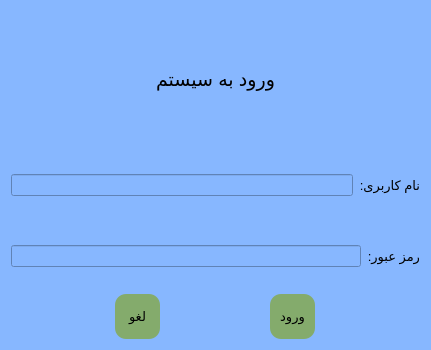
This is login.ui in AmirNikravan/Barcode as Qt 5 draws it before an edit. The edited form follows.
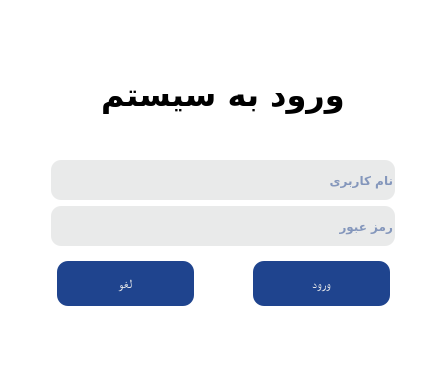
This is the edited form.

Patch:
```diff
--- a/login.ui
+++ b/login.ui
@@ -6,25 +6,56 @@
    <rect>
     <x>0</x>
     <y>0</y>
-    <width>431</width>
-    <height>350</height>
+    <width>446</width>
+    <height>382</height>
    </rect>
   </property>
+  <property name="font">
+   <font>
+    <family>IRANSansXFaNum</family>
+    <weight>75</weight>
+    <bold>true</bold>
+   </font>
+  </property>
+  <property name="cursor">
+   <cursorShape>ArrowCursor</cursorShape>
+  </property>
+  <property name="mouseTracking">
+   <bool>false</bool>
+  </property>
   <property name="windowTitle">
-   <string>Dialog</string>
+   <string/>
   </property>
   <property name="styleSheet">
-   <string notr="true">background-color: rgb(135, 183, 255);</string>
+   <string notr="true">background-color: rgb(255, 255, 255);</string>
   </property>
   <layout class="QVBoxLayout" name="verticalLayout_2">
+   <item>
+    <spacer name="verticalSpacer_4">
+     <property name="orientation">
+      <enum>Qt::Vertical</enum>
+     </property>
+     <property name="sizeHint" stdset="0">
+      <size>
+       <width>20</width>
+       <height>40</height>
+      </size>
+     </property>
+    </spacer>
+   </item>
    <item>
     <widget class="QLabel" name="label">
      <property name="font">
       <font>
-       <family>Arial</family>
-       <pointsize>14</pointsize>
+       <family>IRANSansXFaNum</family>
+       <pointsize>24</pointsize>
+       <weight>75</weight>
+       <bold>true</bold>
       </font>
      </property>
+     <property name="styleSheet">
+      <string notr="true">color: rgb(0, 0, 0);</string>
+     </property>
      <property name="text">
       <string>ورود به سیستم</string>
      </property>
@@ -34,119 +65,258 @@
     </widget>
    </item>
    <item>
-    <layout class="QVBoxLayout" name="verticalLayout">
+    <layout class="QHBoxLayout" name="horizontalLayout">
      <item>
-      <layout class="QHBoxLayout" name="horizontalLayout">
-       <item>
-        <widget class="QLineEdit" name="lineEdit_username"/>
-       </item>
-       <item>
-        <widget class="QLabel" name="label_2">
-         <property name="font">
-          <font>
-           <family>Arial</family>
-           <pointsize>10</pointsize>
-          </font>
-         </property>
-         <property name="text">
-          <string>نام کاربری:</string>
-         </property>
-        </widget>
-       </item>
-      </layout>
+      <spacer name="horizontalSpacer_2">
+       <property name="orientation">
+        <enum>Qt::Horizontal</enum>
+       </property>
+       <property name="sizeType">
+        <enum>QSizePolicy::Maximum</enum>
+       </property>
+       <property name="sizeHint" stdset="0">
+        <size>
+         <width>40</width>
+         <height>20</height>
+        </size>
+       </property>
+      </spacer>
      </item>
      <item>
-      <layout class="QHBoxLayout" name="horizontalLayout_2">
+      <layout class="QVBoxLayout" name="verticalLayout">
+       <item>
+        <spacer name="verticalSpacer">
+         <property name="orientation">
+          <enum>Qt::Vertical</enum>
+         </property>
+         <property name="sizeHint" stdset="0">
+          <size>
+           <width>20</width>
+           <height>40</height>
+          </size>
+         </property>
+        </spacer>
+       </item>
+       <item>
+        <widget class="QLineEdit" name="lineEdit_username">
+         <property name="minimumSize">
+          <size>
+           <width>0</width>
+           <height>40</height>
+          </size>
+         </property>
+         <property name="styleSheet">
+          <string notr="true">background-color:rgb(233, 234, 234);
+font: 87 10pt &quot;IRANSansXFaNum Black&quot;;
+color: rgb(31, 68, 142);
+border-radius: 10px;</string>
+         </property>
+         <property name="alignment">
+          <set>Qt::AlignLeading|Qt::AlignLeft|Qt::AlignVCenter</set>
+         </property>
+         <property name="placeholderText">
+          <string>نام کاربری</string>
+         </property>
+         <property name="clearButtonEnabled">
+          <bool>true</bool>
+         </property>
+        </widget>
+       </item>
        <item>
         <widget class="QLineEdit" name="lineEdit_pass">
+         <property name="minimumSize">
+          <size>
+           <width>0</width>
+           <height>40</height>
+          </size>
+         </property>
+         <property name="styleSheet">
+          <string notr="true">background-color:rgb(233, 234, 234);
+font: 87 10pt &quot;IRANSansXFaNum Black&quot;;
+color: rgb(31, 68, 142);
+border-radius: 10px;</string>
+         </property>
          <property name="echoMode">
           <enum>QLineEdit::Password</enum>
          </property>
-        </widget>
-       </item>
-       <item>
-        <widget class="QLabel" name="label_3">
-         <property name="font">
-          <font>
-           <family>Arial</family>
-           <pointsize>10</pointsize>
-          </font>
+         <property name="alignment">
+          <set>Qt::AlignLeading|Qt::AlignLeft|Qt::AlignVCenter</set>
          </property>
-         <property name="text">
-          <string>رمز عبور:</string>
+         <property name="placeholderText">
+          <string>رمز عبور</string>
+         </property>
+         <property name="clearButtonEnabled">
+          <bool>true</bool>
          </property>
         </widget>
        </item>
       </layout>
      </item>
+     <item>
+      <spacer name="horizontalSpacer">
+       <property name="orientation">
+        <enum>Qt::Horizontal</enum>
+       </property>
+       <property name="sizeType">
+        <enum>QSizePolicy::Maximum</enum>
+       </property>
+       <property name="sizeHint" stdset="0">
+        <size>
+         <width>40</width>
+         <height>20</height>
+        </size>
+       </property>
+      </spacer>
+     </item>
     </layout>
    </item>
    <item>
-    <layout class="QHBoxLayout" name="horizontalLayout_3">
+    <spacer name="verticalSpacer_2">
+     <property name="orientation">
+      <enum>Qt::Vertical</enum>
+     </property>
+     <property name="sizeType">
+      <enum>QSizePolicy::Maximum</enum>
+     </property>
+     <property name="sizeHint" stdset="0">
+      <size>
+       <width>8</width>
+       <height>9</height>
+      </size>
+     </property>
+    </spacer>
+   </item>
+   <item>
+    <layout class="QHBoxLayout" name="horizontalLayout_2">
+     <item>
+      <spacer name="horizontalSpacer_4">
+       <property name="orientation">
+        <enum>Qt::Horizontal</enum>
+       </property>
+       <property name="sizeHint" stdset="0">
+        <size>
+         <width>40</width>
+         <height>20</height>
+        </size>
+       </property>
+      </spacer>
+     </item>
      <item>
       <widget class="QToolButton" name="toolButton_cancel">
        <property name="minimumSize">
         <size>
-         <width>45</width>
+         <width>137</width>
          <height>45</height>
         </size>
        </property>
        <property name="font">
         <font>
-         <family>Arial</family>
+         <family>IRANSansXFaNum Black</family>
          <pointsize>10</pointsize>
+         <weight>10</weight>
+         <italic>false</italic>
+         <bold>false</bold>
         </font>
        </property>
        <property name="styleSheet">
-        <string notr="true">QToolButton{border-radius:11px;
-
-
-	background-color: rgb(132, 171, 108);
+        <string notr="true">
+QToolButton{border-radius:11px;
+color: rgb(233, 234, 234);
+font: 87 10pt &quot;IRANSansXFaNum Black&quot;;
+background-color:rgb(31, 68, 142);
 }
 QToolButton:hover{
-background-color: rgb(255, 166, 139);
-}
+color: rgb(233, 234, 234);
 
-                                                                </string>
+background-color:rgb(7, 21, 52);
+}
+</string>
        </property>
        <property name="text">
         <string>لغو</string>
        </property>
       </widget>
      </item>
+     <item>
+      <spacer name="horizontalSpacer_5">
+       <property name="orientation">
+        <enum>Qt::Horizontal</enum>
+       </property>
+       <property name="sizeType">
+        <enum>QSizePolicy::Maximum</enum>
+       </property>
+       <property name="sizeHint" stdset="0">
+        <size>
+         <width>53</width>
+         <height>20</height>
+        </size>
+       </property>
+      </spacer>
+     </item>
      <item>
       <widget class="QToolButton" name="toolButton_enter">
        <property name="minimumSize">
         <size>
-         <width>45</width>
+         <width>137</width>
          <height>45</height>
         </size>
        </property>
        <property name="font">
         <font>
-         <family>Arial</family>
+         <family>IRANSansXFaNum Black</family>
          <pointsize>10</pointsize>
+         <weight>10</weight>
+         <italic>false</italic>
+         <bold>false</bold>
         </font>
        </property>
        <property name="styleSheet">
-        <string notr="true">QToolButton{border-radius:11px;
-
-
-	background-color: rgb(132, 171, 108);
+        <string notr="true">
+QToolButton{border-radius:11px;
+color: rgb(233, 234, 234);
+font: 87 10pt &quot;IRANSansXFaNum Black&quot;;
+background-color:rgb(31, 68, 142);
 }
 QToolButton:hover{
-background-color: rgb(255, 166, 139);
-}
+color: rgb(233, 234, 234);
 
-                                                                </string>
+background-color:rgb(7, 21, 52);
+}
+</string>
        </property>
        <property name="text">
         <string>ورود</string>
        </property>
       </widget>
      </item>
+     <item>
+      <spacer name="horizontalSpacer_3">
+       <property name="orientation">
+        <enum>Qt::Horizontal</enum>
+       </property>
+       <property name="sizeHint" stdset="0">
+        <size>
+         <width>40</width>
+         <height>20</height>
+        </size>
+       </property>
+      </spacer>
+     </item>
     </layout>
    </item>
+   <item>
+    <spacer name="verticalSpacer_3">
+     <property name="orientation">
+      <enum>Qt::Vertical</enum>
+     </property>
+     <property name="sizeHint" stdset="0">
+      <size>
+       <width>20</width>
+       <height>40</height>
+      </size>
+     </property>
+    </spacer>
+   </item>
   </layout>
  </widget>
  <resources/>
```
Left out of the diff: 4 changed lines with no effect on the pictures.
